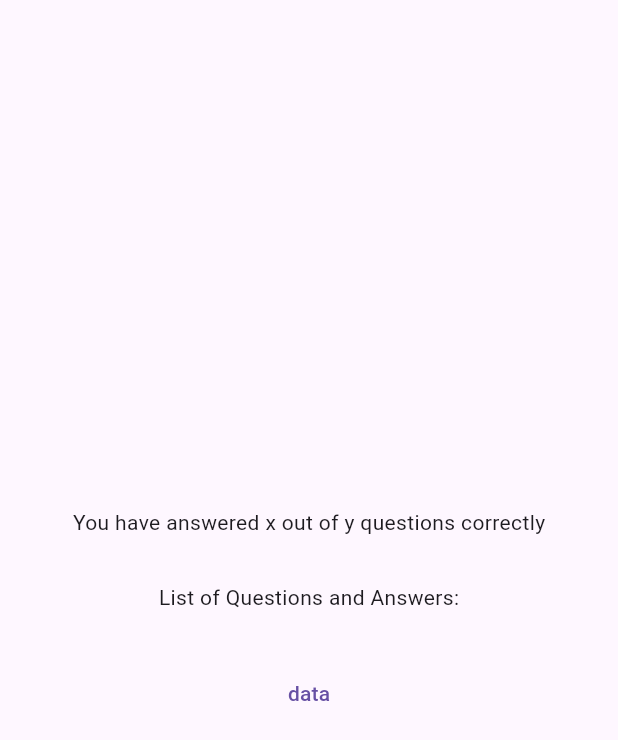
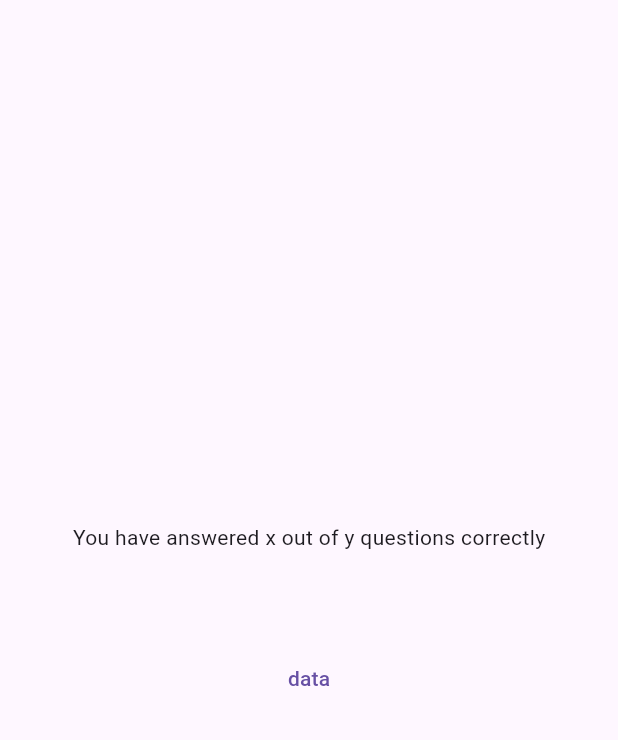
Before and after one commit to MNJTdhr/flutterr_quiz, a Flutter app: the ResultScreen widget shown alone on an empty page, opened directly with empty values, on a phone screen of 412 x 824 dp. Shown: the top 740 px of the screen. Run offline on Flutter 3.47's test engine with Material 3 defaults, Android fonts, the phone set to English and light mode, and no system bars; our stand-ins replace google_fonts.

Commit message:
broken end screen

```diff
--- a/lib/main.dart
+++ b/lib/main.dart
@@ -1,3 +1,4 @@
+//main
 import 'package:flutter/material.dart';
 import 'package:flutterr_quiz/data/questions_data.dart';
 import 'start_screen.dart';
--- a/lib/question_screen.dart
+++ b/lib/question_screen.dart
@@ -1,3 +1,4 @@
+//question screen
 import 'package:flutter/material.dart';
 import 'data/questions_data.dart';
 import 'answer_button.dart';
--- a/lib/result_screen.dart
+++ b/lib/result_screen.dart
@@ -1,5 +1,7 @@
+//result screen
 import 'package:flutter/material.dart';
 import 'package:flutterr_quiz/data/questions_data.dart';
+import 'questions_summary.dart';
 
 class ResultScreen extends StatelessWidget {
   const ResultScreen({super.key, required this.choosenAnswers});
@@ -33,9 +35,7 @@
             const SizedBox(
               height: 30,
             ),
-            const Center(
-              child: Text('List of Questions and Answers:'),
-            ),
+            QuestionsSummary(getSummaryData()),
             const SizedBox(
               height: 30,
             ),
```
Also changed, not shown: lib/questions_summary.dart (added, +29 -0 lines).
